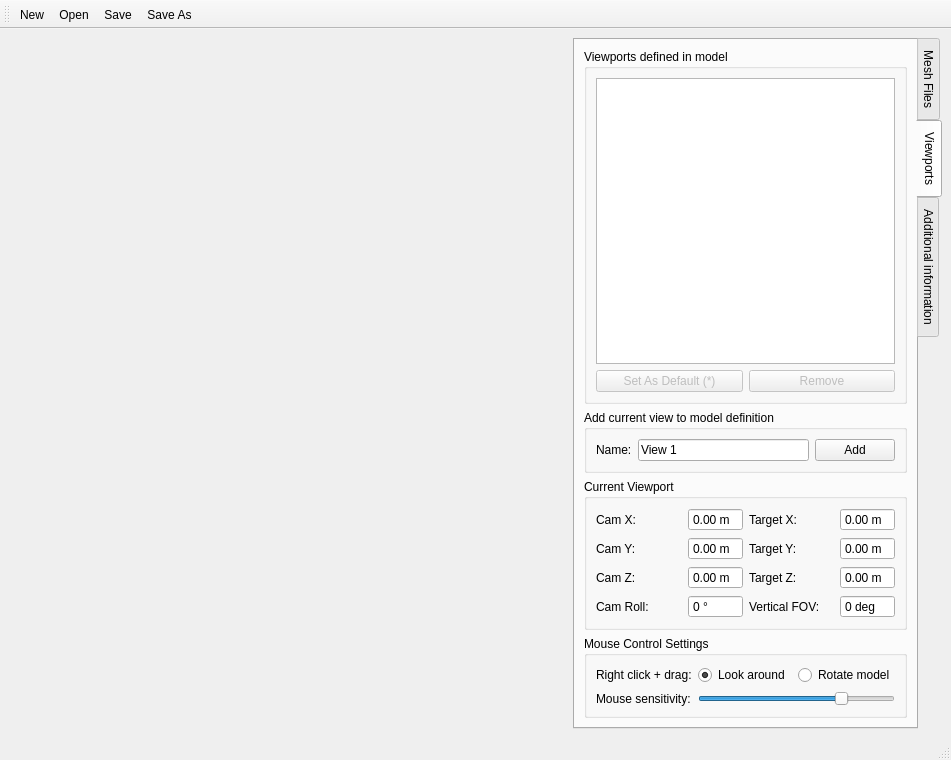
Qt form calcam/gui/qt_designer_files/cad_edit.ui (euratom-software/calcam) before a commit.
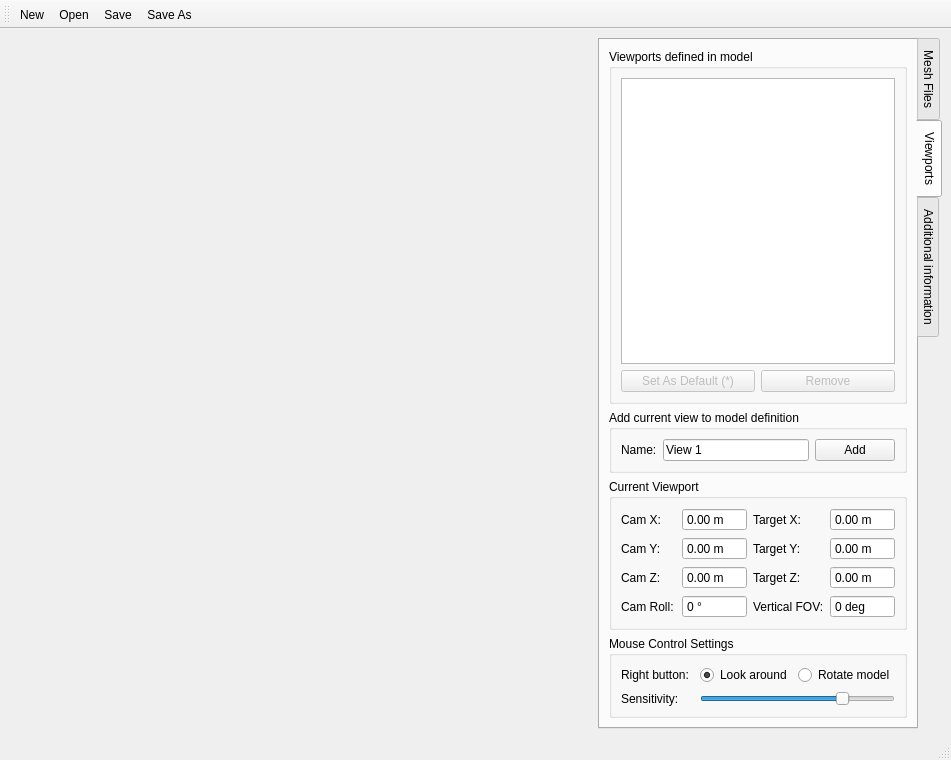
The same form after that commit. The open tabs and pages were chosen to show the change.

Patch:
```diff
--- a/calcam/gui/qt_designer_files/cad_edit.ui
+++ b/calcam/gui/qt_designer_files/cad_edit.ui
@@ -597,7 +597,7 @@
                <widget class="QDoubleSpinBox" name="tarX">
                 <property name="maximumSize">
                  <size>
-                  <width>55</width>
+                  <width>16777215</width>
                   <height>16777215</height>
                  </size>
                 </property>
@@ -628,7 +628,7 @@
                <widget class="QDoubleSpinBox" name="tarY">
                 <property name="maximumSize">
                  <size>
-                  <width>55</width>
+                  <width>16777215</width>
                   <height>16777215</height>
                  </size>
                 </property>
@@ -659,7 +659,7 @@
                <widget class="QDoubleSpinBox" name="tarZ">
                 <property name="maximumSize">
                  <size>
-                  <width>55</width>
+                  <width>16777215</width>
                   <height>16777215</height>
                  </size>
                 </property>
@@ -690,7 +690,7 @@
                <widget class="QDoubleSpinBox" name="camY">
                 <property name="maximumSize">
                  <size>
-                  <width>55</width>
+                  <width>16777215</width>
                   <height>16777215</height>
                  </size>
                 </property>
@@ -760,7 +760,7 @@
                <widget class="QDoubleSpinBox" name="camX">
                 <property name="maximumSize">
                  <size>
-                  <width>55</width>
+                  <width>16777215</width>
                   <height>16777215</height>
                  </size>
                 </property>
@@ -791,7 +791,7 @@
                <widget class="QDoubleSpinBox" name="camZ">
                 <property name="maximumSize">
                  <size>
-                  <width>55</width>
+                  <width>16777215</width>
                   <height>16777215</height>
                  </size>
                 </property>
@@ -835,7 +835,7 @@
                <widget class="QDoubleSpinBox" name="camFOV">
                 <property name="maximumSize">
                  <size>
-                  <width>55</width>
+                  <width>16777215</width>
                   <height>16777215</height>
                  </size>
                 </property>
@@ -886,7 +886,7 @@
                <widget class="QDoubleSpinBox" name="cam_roll">
                 <property name="maximumSize">
                  <size>
-                  <width>55</width>
+                  <width>16777215</width>
                   <height>16777215</height>
                  </size>
                 </property>
@@ -942,14 +942,14 @@
            <item row="0" column="0">
             <widget class="QLabel" name="label_20">
              <property name="text">
-              <string>Right click + drag:</string>
+              <string>Right button:</string>
              </property>
             </widget>
            </item>
            <item row="1" column="0">
             <widget class="QLabel" name="label_23">
              <property name="text">
-              <string>Mouse sensitivity:</string>
+              <string>Sensitivity:</string>
              </property>
             </widget>
            </item>
```
Left out of the diff: 86 changed lines with no effect on the pictures.
